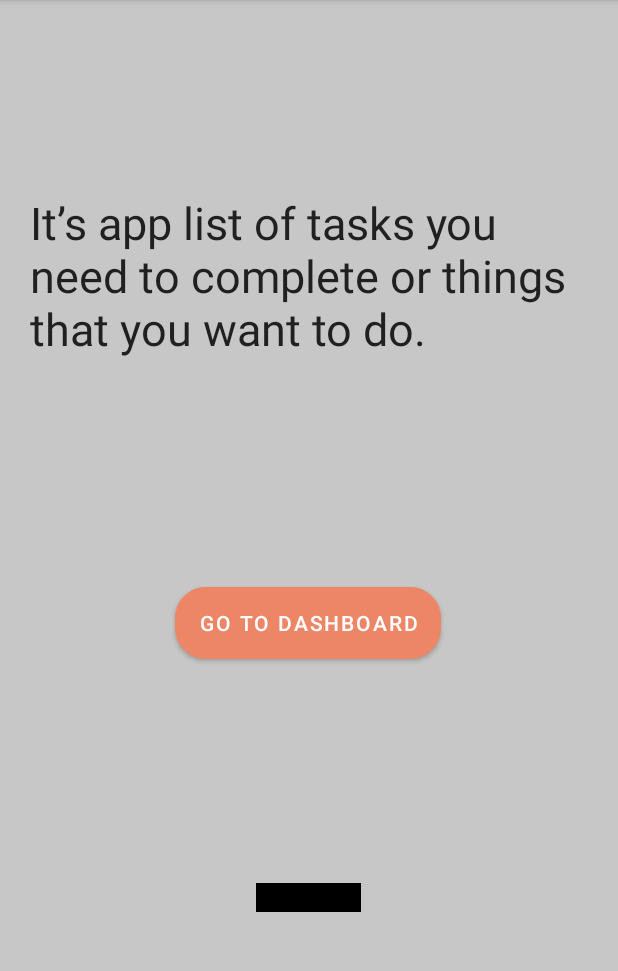
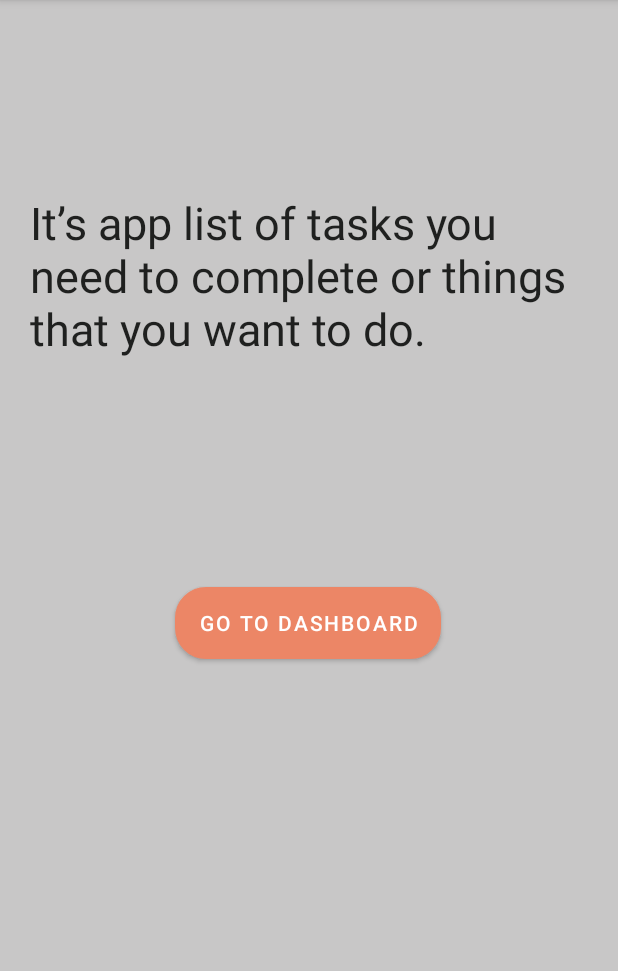
Before and after one commit to priyankamalekar123/TODOApp, an Android app: the IF_User_Login_Fragment screen opened through its navigation route, on a phone screen of 412 x 824 dp, the part 84-1055 px from its top. Run offline under Robolectric (Android 15) with nearby library versions, the phone set to English and light mode, and no system bars; our stand-ins replace navigation-ui.

```diff
--- a/app/src/main/res/layout/fragment_i_f__user__login_.xml
+++ b/app/src/main/res/layout/fragment_i_f__user__login_.xml
@@ -34,17 +34,6 @@
         app:layout_constraintStart_toStartOf="parent"
         app:layout_constraintTop_toBottomOf="@+id/textView5" />
 
-    <TextView
-        android:layout_width="wrap_content"
-        android:layout_height="wrap_content"
-        android:layout_marginBottom="140dp"
-        android:background="@color/black"
-        android:text="helloooooo"
-        app:layout_constraintBottom_toBottomOf="parent"
-        app:layout_constraintEnd_toEndOf="parent"
-        app:layout_constraintHorizontal_bias="0.498"
-        app:layout_constraintStart_toStartOf="parent" />
-
 
 
 </androidx.constraintlayout.widget.ConstraintLayout>
```
